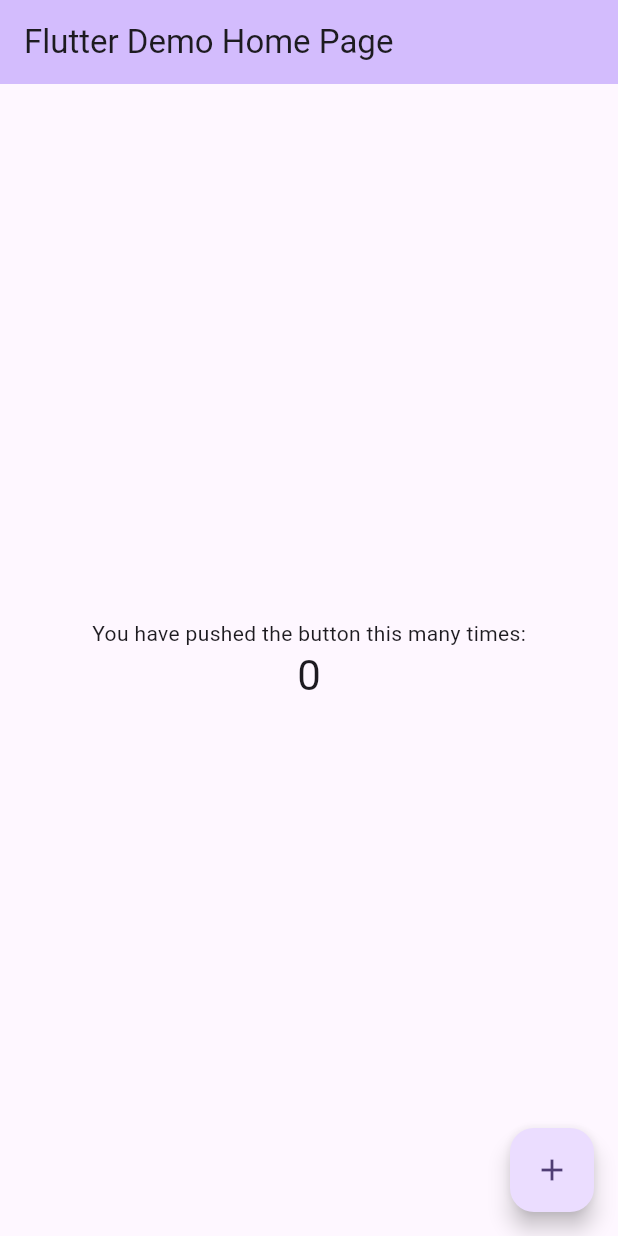
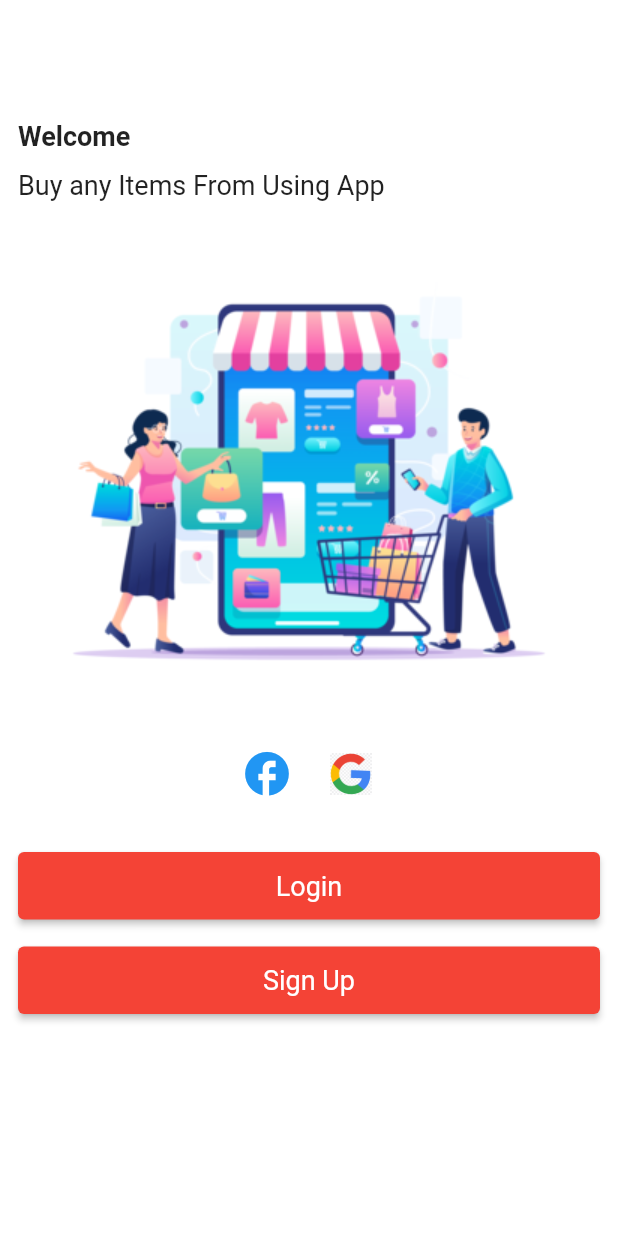
Before and after one commit to MD-Aftab-Uddin-Alif/ecommerce_app, a Flutter app: the screen it shows after launch, on a phone screen of 412 x 824 dp. Run offline on Flutter 3.47's test engine with Material 2 defaults, Android fonts, the phone set to English and light mode, and no system bars.

Commit message:
adding welcome page and some widget

```diff
--- /dev/null
+++ b/lib/constants/asset_images.dart
@@ -0,0 +1,6 @@
+class AssetsImages{
+  static AssetsImages instance=AssetsImages();
+  static const String _imagePath='assets/images';
+  final String welcomeImage='$_imagePath/welcome.png';
+  final String googleLogo='$_imagePath/google.png';
+}
--- /dev/null
+++ b/lib/constants/theme.dart
@@ -0,0 +1,14 @@
+import 'package:flutter/material.dart';
+
+ThemeData themeData=ThemeData(
+  scaffoldBackgroundColor: Colors.white,
+  elevatedButtonTheme: ElevatedButtonThemeData(
+    style: ElevatedButton.styleFrom(
+      backgroundColor: Colors.red,
+      textStyle: const TextStyle(
+        fontSize: 18,
+      ),
+      disabledBackgroundColor: Colors.grey,
+    ),
+  ),
+);
--- a/lib/main.dart
+++ b/lib/main.dart
@@ -1,3 +1,5 @@
+import 'package:ecommerce_app/constants/theme.dart';
+import 'package:ecommerce_app/screens/auth_ui/welcome/welcome.dart';
 import 'package:flutter/material.dart';
 
 void main() {
@@ -10,116 +12,11 @@ class MyApp extends StatelessWidget {
   // This widget is the root of your application.
   @override
   Widget build(BuildContext context) {
-    return MaterialApp(
-      title: 'Flutter Demo',
-      theme: ThemeData(
-        // This is the theme of your application.
-        //
-        // TRY THIS: Try running your application with "flutter run". You'll see
-        // the application has a blue toolbar. Then, without quitting the app,
-        // try changing the seedColor in the colorScheme below to Colors.green
-        // and then invoke "hot reload" (save your changes or press the "hot
-        // reload" button in a Flutter-supported IDE, or press "r" if you used
-        // the command line to start the app).
-        //
-        // Notice that the counter didn't reset back to zero; the application
-        // state is not lost during the reload. To reset the state, use hot
-        // restart instead.
-        //
-        // This works for code too, not just values: Most code changes can be
-        // tested with just a hot reload.
-        colorScheme: ColorScheme.fromSeed(seedColor: Colors.deepPurple),
-        useMaterial3: true,
-      ),
-      home: const MyHomePage(title: 'Flutter Demo Home Page'),
+    return  MaterialApp(
+      debugShowCheckedModeBanner: false,
+      title: 'E-Commerce',
+      theme: themeData,
+      home: const Welcome(),
     );
   }
 }
-
-class MyHomePage extends StatefulWidget {
-  const MyHomePage({super.key, required this.title});
-
-  // This widget is the home page of your application. It is stateful, meaning
-  // that it has a State object (defined below) that contains fields that affect
-  // how it looks.
-
-  // This class is the configuration for the state. It holds the values (in this
-  // case the title) provided by the parent (in this case the App widget) and
-  // used by the build method of the State. Fields in a Widget subclass are
-  // always marked "final".
-
-  final String title;
-
-  @override
-  State<MyHomePage> createState() => _MyHomePageState();
-}
-
-class _MyHomePageState extends State<MyHomePage> {
-  int _counter = 0;
-
-  void _incrementCounter() {
-    setState(() {
-      // This call to setState tells the Flutter framework that something has
-      // changed in this State, which causes it to rerun the build method below
-      // so that the display can reflect the updated values. If we changed
-      // _counter without calling setState(), then the build method would not be
-      // called again, and so nothing would appear to happen.
-      _counter++;
-    });
-  }
-
-  @override
-  Widget build(BuildContext context) {
-    // This method is rerun every time setState is called, for instance as done
-    // by the _incrementCounter method above.
-    //
-    // The Flutter framework has been optimized to make rerunning build methods
-    // fast, so that you can just rebuild anything that needs updating rather
-    // than having to individually change instances of widgets.
-    return Scaffold(
-      appBar: AppBar(
-        // TRY THIS: Try changing the color here to a specific color (to
-        // Colors.amber, perhaps?) and trigger a hot reload to see the AppBar
-        // change color while the other colors stay the same.
-        backgroundColor: Theme.of(context).colorScheme.inversePrimary,
-        // Here we take the value from the MyHomePage object that was created by
-        // the App.build method, and use it to set our appbar title.
-        title: Text(widget.title),
-      ),
-      body: Center(
-        // Center is a layout widget. It takes a single child and positions it
-        // in the middle of the parent.
-        child: Column(
-          // Column is also a layout widget. It takes a list of children and
-          // arranges them vertically. By default, it sizes itself to fit its
-          // children horizontally, and tries to be as tall as its parent.
-          //
-          // Column has various properties to control how it sizes itself and
-          // how it positions its children. Here we use mainAxisAlignment to
-          // center the children vertically; the main axis here is the vertical
-          // axis because Columns are vertical (the cross axis would be
-          // horizontal).
-          //
-          // TRY THIS: Invoke "debug painting" (choose the "Toggle Debug Paint"
-          // action in the IDE, or press "p" in the console), to see the
-          // wireframe for each widget.
-          mainAxisAlignment: MainAxisAlignment.center,
-          children: <Widget>[
-            const Text(
-              'You have pushed the button this many times:',
-            ),
-            Text(
-              '$_counter',
-              style: Theme.of(context).textTheme.headlineMedium,
-            ),
-          ],
-        ),
-      ),
-      floatingActionButton: FloatingActionButton(
-        onPressed: _incrementCounter,
-        tooltip: 'Increment',
-        child: const Icon(Icons.add),
-      ), // This trailing comma makes auto-formatting nicer for build methods.
-    );
-  }
-}
--- /dev/null
+++ b/lib/screens/auth_ui/welcome/welcome.dart
@@ -0,0 +1,69 @@
+import 'package:ecommerce_app/constants/asset_images.dart';
+import 'package:ecommerce_app/widgets/primary_button/primary_button.dart';
+import 'package:ecommerce_app/widgets/top_tiles/top_tiles.dart';
+import 'package:flutter/cupertino.dart';
+import 'package:flutter/material.dart';
+
+class Welcome extends StatelessWidget {
+  const Welcome({super.key});
+
+  @override
+  Widget build(BuildContext context) {
+    return Scaffold(
+      body: Padding(
+        padding: const EdgeInsets.all(12.0),
+        child: Column(
+          crossAxisAlignment: CrossAxisAlignment.start,
+          children: [
+            const TopTiles(
+                subtitle: 'Buy any Items From Using App', title: 'Welcome'),
+            Center(
+              child: Image.asset(
+                AssetsImages.instance.welcomeImage,
+              ),
+            ),
+            Row(
+              mainAxisAlignment: MainAxisAlignment.center,
+              children: [
+                CupertinoButton(
+                  onPressed: () {},
+                  padding: EdgeInsets.zero,
+                  child: const Icon(
+                    Icons.facebook,
+                    size: 35,
+                    color: Colors.blue,
+                  ),
+                ),
+                const SizedBox(
+                  width: 12,
+                ),
+                CupertinoButton(
+                  onPressed: () {},
+                  padding: EdgeInsets.zero,
+                  child: Image.asset(
+                    AssetsImages.instance.googleLogo,
+                    scale: 13.0,
+                  ),
+                ),
+              ],
+            ),
+            const SizedBox(
+              height: 30,
+            ),
+            PrimaryButton(
+              title: 'Login',
+              onPressed: () {},
+            ),
+            const SizedBox(
+              height: 18,
+            ),
+            PrimaryButton(
+              title: 'Sign Up',
+              onPressed: () {},
+            ),
+          ],
+        ),
+      ),
+    );
+  }
+}
--- /dev/null
+++ b/lib/widgets/primary_button/primary_button.dart
@@ -0,0 +1,19 @@
+import 'package:flutter/material.dart';
+
+class PrimaryButton extends StatelessWidget {
+  final void Function()? onPressed;
+  final String title;
+  const PrimaryButton({super.key, this.onPressed, required this.title});
+
+  @override
+  Widget build(BuildContext context) {
+    return SizedBox(
+      height: 45,
+      width: double.infinity,
+      child: ElevatedButton(
+        onPressed: onPressed,
+        child: Text(title),
+      ),
+    );
+  }
+}
--- /dev/null
+++ b/lib/widgets/top_tiles/top_tiles.dart
@@ -0,0 +1,34 @@
+import 'package:flutter/material.dart';
+
+class TopTiles extends StatelessWidget {
+  final String title, subtitle;
+  const TopTiles({super.key, required this.subtitle, required this.title});
+
+  @override
+  Widget build(BuildContext context) {
+    return Column(
+      crossAxisAlignment: CrossAxisAlignment.start,
+      children: [
+        const SizedBox(
+          height: kToolbarHeight + 12,
+        ),
+        Text(
+          title,
+          style: const TextStyle(
+            fontSize: 18,
+            fontWeight: FontWeight.bold,
+          ),
+        ),
+        const SizedBox(
+          height: 12,
+        ),
+        Text(
+          subtitle,
+          style: const TextStyle(
+            fontSize: 18,
+          ),
+        ),
+      ],
+    );
+  }
+}
--- a/pubspec.yaml
+++ b/pubspec.yaml
@@ -59,8 +59,8 @@ flutter:
   uses-material-design: true
 
   # To add assets to your application, add an assets section, like this:
-  # assets:
-  #   - images/a_dot_burr.jpeg
+  assets:
+    - assets/images/
   #   - images/a_dot_ham.jpeg
 
   # An image asset can refer to one or more resolution-specific "variants", see
```
Also changed, not shown: assets/images/google.png (added), assets/images/welcome.png (added), pubspec.lock (added), 7 other files.
